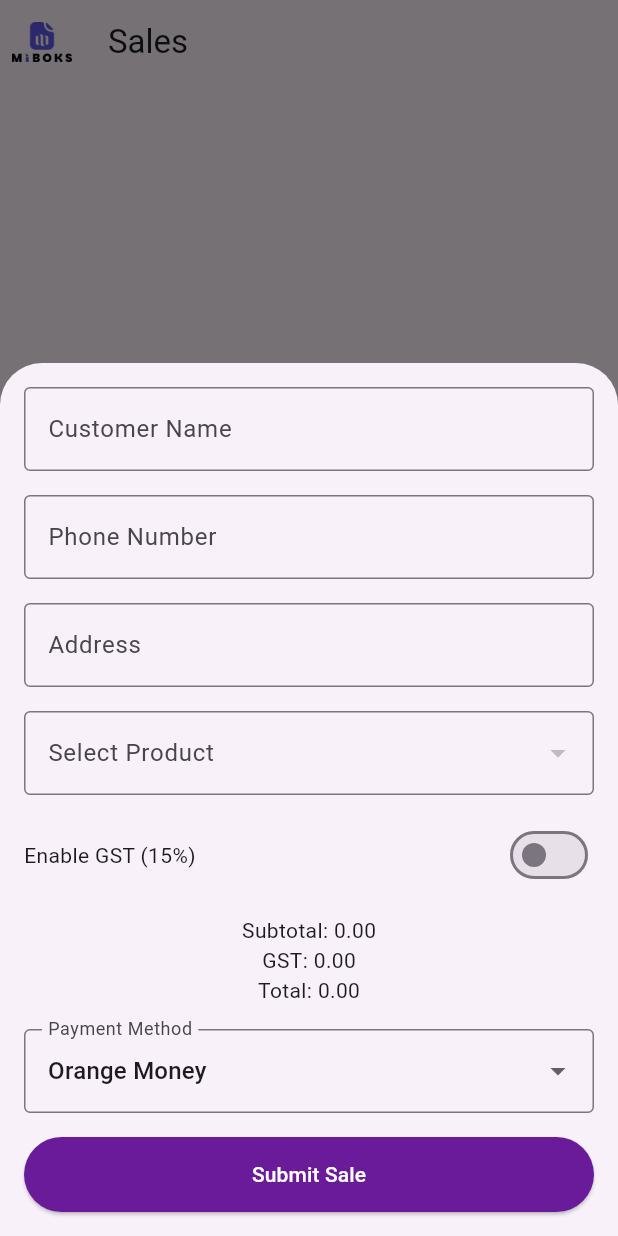
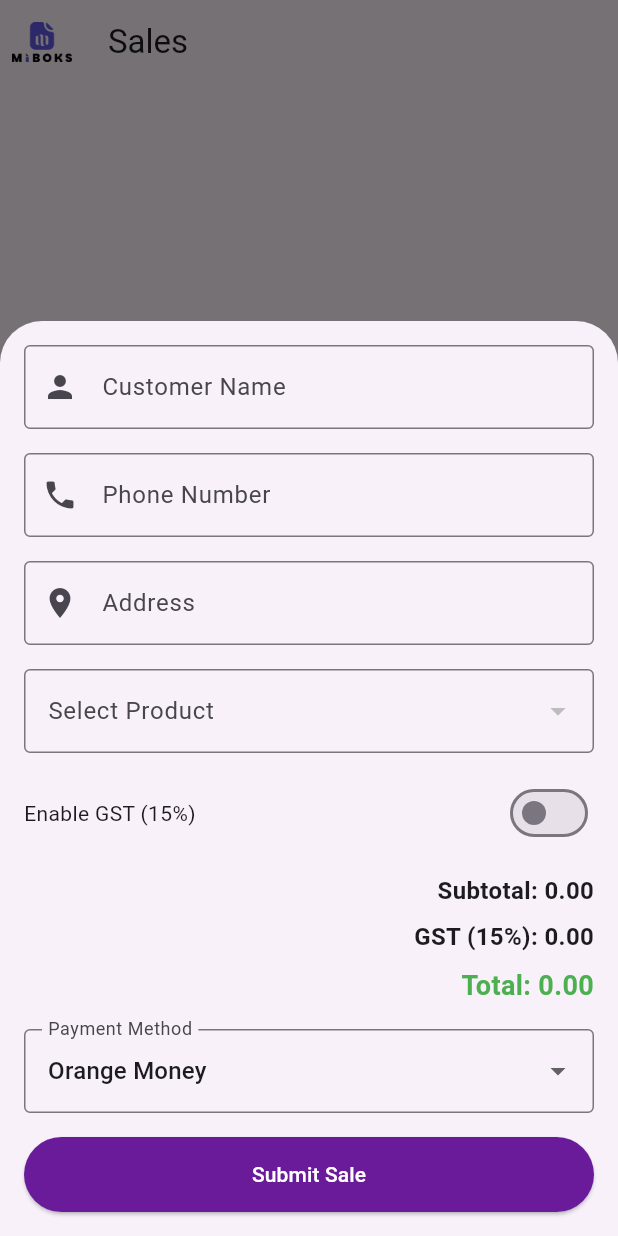
Before and after one commit to Chrisgentsl/miboks-millennialsierraleone, a Flutter app: the SalesScreen screen opened directly, after a tap on the "add" icon, on a phone screen of 412 x 824 dp. Run offline on Flutter 3.47's test engine with Material 3 defaults, Android fonts, the phone set to English and light mode, and no system bars; our stand-ins replace cloud_firestore, firebase_auth, firebase_core, shared_preferences; accounts and stored records are empty.

Commit message:
push the Subtotal, GST and total to the right corner in the sales form

```diff
--- a/lib/screens/sales_screen.dart
+++ b/lib/screens/sales_screen.dart
@@ -91,6 +91,7 @@ class _SalesScreenState extends State<SalesScreen> {
                       decoration: const InputDecoration(
                         labelText: 'Customer Name',
                         border: OutlineInputBorder(),
+                        prefixIcon: Icon(Icons.person),
                       ),
                       validator: (value) {
                         if (value == null || value.isEmpty) {
@@ -105,6 +106,7 @@ class _SalesScreenState extends State<SalesScreen> {
                       decoration: const InputDecoration(
                         labelText: 'Phone Number',
                         border: OutlineInputBorder(),
+                        prefixIcon: Icon(Icons.phone),
                       ),
                       keyboardType: TextInputType.phone,
                       validator: (value) {
@@ -120,6 +122,7 @@ class _SalesScreenState extends State<SalesScreen> {
                       decoration: const InputDecoration(
                         labelText: 'Address',
                         border: OutlineInputBorder(),
+                        prefixIcon: Icon(Icons.location_on),
                       ),
                       validator: (value) {
                         if (value == null || value.isEmpty) {
@@ -215,9 +218,38 @@ class _SalesScreenState extends State<SalesScreen> {
                       ],
                     ),
                     const SizedBox(height: 16),
-                    Text('Subtotal: ${_calculateSubtotal().toStringAsFixed(2)}'),
-                    Text('GST: ${_calculateGst().toStringAsFixed(2)}'),
-                    Text('Total: ${_calculateTotal().toStringAsFixed(2)}'),
+                    Align(
+                      alignment: Alignment.centerRight,
+                      child: Column(
+                        crossAxisAlignment: CrossAxisAlignment.end,
+                        children: [
+                          Text(
+                            'Subtotal: ${_calculateSubtotal().toStringAsFixed(2)}',
+                            style: const TextStyle(
+                              fontSize: 16,
+                              fontWeight: FontWeight.bold,
+                            ),
+                          ),
+                          const SizedBox(height: 8),
+                          Text(
+                            'GST (15%): ${_calculateGst().toStringAsFixed(2)}',
+                            style: const TextStyle(
+                              fontSize: 16,
+                              fontWeight: FontWeight.bold,
+                            ),
+                          ),
+                          const SizedBox(height: 8),
+                          Text(
+                            'Total: ${_calculateTotal().toStringAsFixed(2)}',
+                            style: const TextStyle(
+                              fontSize: 18,
+                              fontWeight: FontWeight.bold,
+                              color: Colors.green,
+                            ),
+                          ),
+                        ],
+                      ),
+                    ),
                     const SizedBox(height: 16),
                     DropdownButtonFormField<String>(
                       value: _paymentMethod,
--- a/lib/widgets/product_form_dialog.dart
+++ b/lib/widgets/product_form_dialog.dart
@@ -6,11 +6,7 @@ class ProductFormDialog extends StatefulWidget {
   final ProductModel? product;
   final Function(ProductModel) onSave;
 
-  const ProductFormDialog({
-    super.key,
-    this.product,
-    required this.onSave,
-  });
+  const ProductFormDialog({super.key, this.product, required this.onSave});
 
   @override
   State<ProductFormDialog> createState() => _ProductFormDialogState();
@@ -38,7 +34,8 @@ class _ProductFormDialogState extends State<ProductFormDialog> {
       _priceController.text = widget.product!.price.toString();
       _descriptionController.text = widget.product!.description;
       _categoryController.text = widget.product!.category;
-      _lowStockThresholdController.text = widget.product!.lowStockThreshold.toString();
+      _lowStockThresholdController.text =
+          widget.product!.lowStockThreshold.toString();
     } else {
       // Default values for new product
       _lowStockThresholdController.text = '10';
@@ -121,7 +118,9 @@ class _ProductFormDialogState extends State<ProductFormDialog> {
               TextFormField(
                 controller: _priceController,
                 decoration: const InputDecoration(labelText: 'Price *'),
-                keyboardType: const TextInputType.numberWithOptions(decimal: true),
+                keyboardType: const TextInputType.numberWithOptions(
+                  decimal: true,
+                ),
                 inputFormatters: [
                   FilteringTextInputFormatter.allow(RegExp(r'^\d+\.?\d{0,2}')),
                 ],
@@ -149,7 +148,9 @@ class _ProductFormDialogState extends State<ProductFormDialog> {
               ),
               TextFormField(
                 controller: _lowStockThresholdController,
-                decoration: const InputDecoration(labelText: 'Low Stock Threshold'),
+                decoration: const InputDecoration(
+                  labelText: 'Low Stock Threshold',
+                ),
                 keyboardType: TextInputType.number,
                 inputFormatters: [FilteringTextInputFormatter.digitsOnly],
                 validator: (value) {
```
